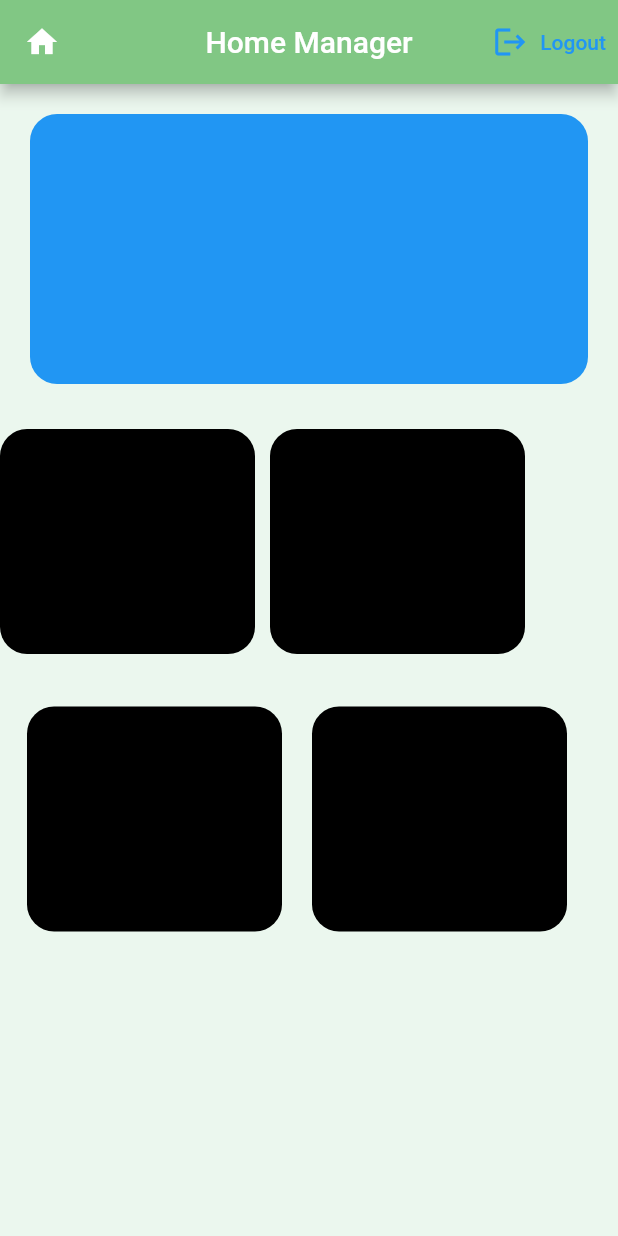
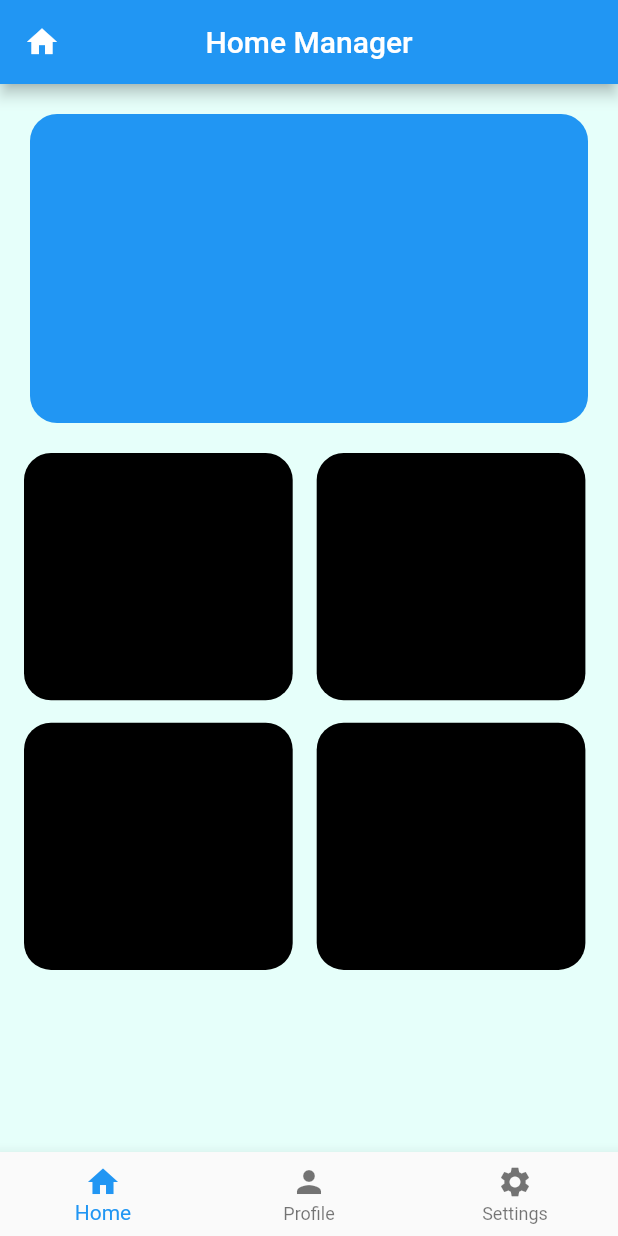
Before and after one commit to Gaurab17/House-Rent-Manager, a Flutter app: the screen it shows once a user with an empty profile is signed in, on a phone screen of 412 x 824 dp. Run offline on Flutter 3.47's test engine with Material 2 defaults, Android fonts, the phone set to English and light mode, and no system bars; our stand-ins replace firebase_auth, firebase_core, flutter_spinkit, splashscreen; accounts and stored records are empty.

Commit message:
Worked on responsiveness, bottombar and home page

```diff
--- a/housemanager/lib/Screens/Home/home.dart
+++ b/housemanager/lib/Screens/Home/home.dart
@@ -1,21 +1,33 @@
-// ignore_for_file: avoid_unnecessary_containers, prefer_const_constructors
+// ignore_for_file: avoid_unnecessary_containers, prefer_const_constructors, prefer_const_literals_to_create_immutables, use_key_in_widget_constructors
 
 import 'package:brewapp/Screens/Services/auth.dart';
 import 'package:flutter/material.dart';
 
-class Home extends StatelessWidget {
+class Home extends StatefulWidget {
+  const Home({Key? key}) : super(key: key);
+
+  @override
+  _HomeState createState() => _HomeState();
+}
+
+class _HomeState extends State<Home> {
+  int _selectedIndex = 0;
   final AuthService _auth = AuthService();
+  _onItemtap(int index) {
+    setState(() {
+      _selectedIndex = index;
+    });
+  }
 
   @override
   Widget build(BuildContext context) {
     return Scaffold(
-      backgroundColor: Color(0xffebf7ee),
+        backgroundColor: Color(0xffe6fffa),
         appBar: AppBar(
           title: const Text('Home Manager'),
           centerTitle: true,
-        backgroundColor: Colors.green[300],
+          backgroundColor: Colors.blue,
           leading: const Icon(Icons.home),
-        // ignore: prefer_const_literals_to_create_immutables
           actions: [
             TextButton.icon(
               onPressed: () async {
@@ -37,12 +49,25 @@ class Home extends StatelessWidget {
                     Radius.circular(18),
                   ),
                 ),
-              height: 180,
-              width: 400,
+                height: MediaQuery.of(context).size.height / 4,
+                width: MediaQuery.of(context).size.width,
               ),
             ),
             Row(
               children: [
+                Padding(
+                  padding: const EdgeInsets.only(left: 16.0, right: 16),
+                  child: Container(
+                    decoration: BoxDecoration(
+                      color: Colors.black,
+                      borderRadius: BorderRadius.all(
+                        Radius.circular(18),
+                      ),
+                    ),
+                    height: MediaQuery.of(context).size.height / 5,
+                    width: MediaQuery.of(context).size.width / 2.3,
+                  ),
+                ),
                 Container(
                   decoration: BoxDecoration(
                     color: Colors.black,
@@ -50,11 +75,18 @@ class Home extends StatelessWidget {
                       Radius.circular(18),
                     ),
                   ),
-                height: 150,
-                width: 170,
+                  height: MediaQuery.of(context).size.height / 5,
+                  width: MediaQuery.of(context).size.width / 2.3,
                 ),
+              ],
+            ),
+            SizedBox(
+              height: 15,
+            ),
+            Row(
+              children: [
                 Padding(
-                padding: const EdgeInsets.all(10.0),
+                  padding: const EdgeInsets.only(left: 16.0, right: 16),
                   child: Container(
                     decoration: BoxDecoration(
                       color: Colors.black,
@@ -62,50 +94,41 @@ class Home extends StatelessWidget {
                         Radius.circular(18),
                       ),
                     ),
-                  height: 150,
-                  width: 170,
+                    height: MediaQuery.of(context).size.height / 5,
+                    width: MediaQuery.of(context).size.width / 2.3,
                   ),
                 ),
-            ],
-          ),
-          SizedBox(
-            height: 15,
-          ),
-          Padding(
-            padding: const EdgeInsets.only(left: 8.0),
-            child: Row(
-              children: [
-                Padding(
-                  padding: const EdgeInsets.all(10.0),
-                  child: Container(
+                Container(
                   decoration: BoxDecoration(
                     color: Colors.black,
                     borderRadius: BorderRadius.all(
                       Radius.circular(18),
                     ),
                   ),
-                    height: 150,
-                    width: 170,
-                  ),
-                ),
-                Padding(
-                  padding: const EdgeInsets.all(10.0),
-                  child: Container(
-                    decoration: BoxDecoration(
-                      color: Colors.black,
-                      borderRadius: BorderRadius.all(
-                        Radius.circular(18),
-                      ),
-                    ),
-                    height: 150,
-                    width: 170,
-                  ),
+                  height: MediaQuery.of(context).size.height / 5,
+                  width: MediaQuery.of(context).size.width / 2.3,
                 ),
               ],
             ),
-          ),
           ],
         ),
-    );
+        bottomNavigationBar: BottomNavigationBar(
+          items: <BottomNavigationBarItem>[
+            BottomNavigationBarItem(
+              icon: Icon(Icons.home),
+              label: 'Home',
+            ),
+            BottomNavigationBarItem(
+              icon: Icon(Icons.person),
+              label: 'Profile',
+            ),
+            BottomNavigationBarItem(
+              icon: Icon(Icons.settings),
+              label: 'Settings',
+            )
+          ],
+          currentIndex: _selectedIndex,
+          onTap: _onItemtap,
+        ));
   }
 }
```
Lines whose indentation alone changed are shown as unchanged.
